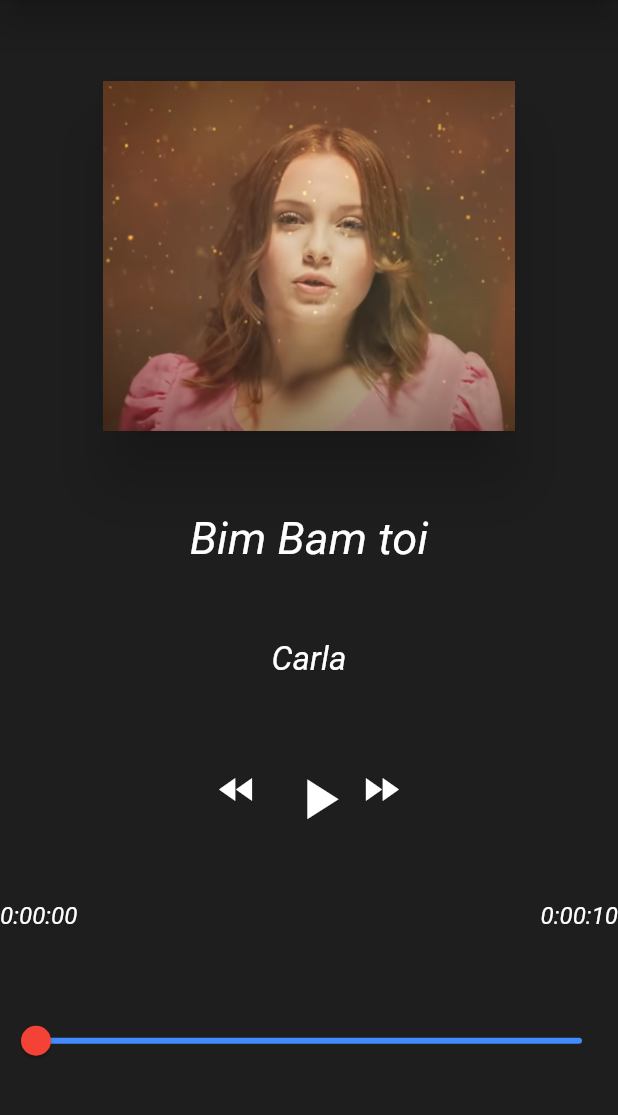
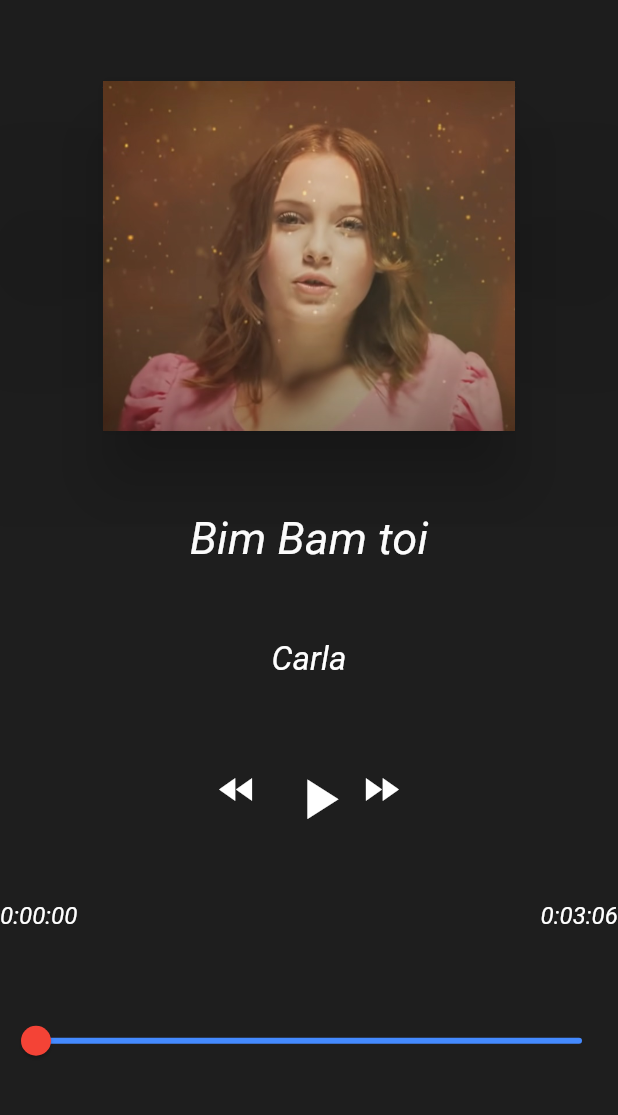
Before and after one commit to MariemAbichou/flutter_projects, a Flutter app: the screen it shows after launch, on a phone screen of 412 x 824 dp, the part 84-1199 px from its top. Run offline on Flutter 3.47's test engine with Material 2 defaults, Android fonts, the phone set to English and light mode, and no system bars; missing offline and left inert: audioplayer.

```diff
--- a/lecteur_musique/lib/main.dart
+++ b/lecteur_musique/lib/main.dart
@@ -4,6 +4,7 @@ import 'package:flutter/material.dart';
 import 'package:flutter/rendering.dart';
 import 'music.dart';
 import 'package:audioplayer/audioplayer.dart';
+//---documentation: https://pub.dev/documentation/audioplayers/latest/
 
 //------Enumation
 enum ActionMusic {play, pause, rewind, forward}
@@ -37,7 +38,7 @@ class _HomePageState extends State<HomePage> {
 
   //----VARIABLES
   List<Music> listOfMusic = [
-    Music("Bim Bam toi", "Carla", "images/img1.jpg", "https://luan.xyz/files/audio/ambient_c_motion.mp3"),
+    Music("Bim Bam toi", "Carla", "images/img1.jpg", "https://www.youtube.com/watch?v=vtNJMAyeP0s"),
     Music("Papaoutai", "Stromae", "images/img2.jpg", "https://luan.xyz/files/audio/nasa_on_a_mission.mp3"),
     Music("Tourner Dans Le Vide", "Indila", "images/img3.jpg", "https://youtu.be/vtNJMAyeP0s"),
     Music("On ira", "Stromae", "images/img4.jpg", "https://youtu.be/8IjWHBGzsu4"),
@@ -49,7 +50,7 @@ class _HomePageState extends State<HomePage> {
   StreamSubscription stateSub;
 
   Duration position = Duration(seconds: 0);
-  Duration duration = Duration(seconds: 10);
+  Duration duration = Duration(seconds: 186);
   PlayerState statut =PlayerState.stopped;
   int index = 0;
 
@@ -72,7 +73,8 @@ class _HomePageState extends State<HomePage> {
         .height;
     return Scaffold(
       appBar: AppBar(
-        elevation: 10,
+        elevation: 100,
+
         title: Text("Smart Music Player"),
         //widget.title
         centerTitle: true,
@@ -188,7 +190,7 @@ class _HomePageState extends State<HomePage> {
               if (state == AudioPlayerState.PLAYING){setState(() {  duration=audioPlayer.duration; });}
               else if (state == AudioPlayerState.STOPPED){setState(() {  statut=PlayerState.stopped; });}
             }, onError: (message){
-              print("error: $message");
+              print("/!\ error: $message");
               setState(() {
                 statut=PlayerState.stopped;
                 duration=Duration(seconds: 0);
```
Also changed, not shown: 2 other files.
